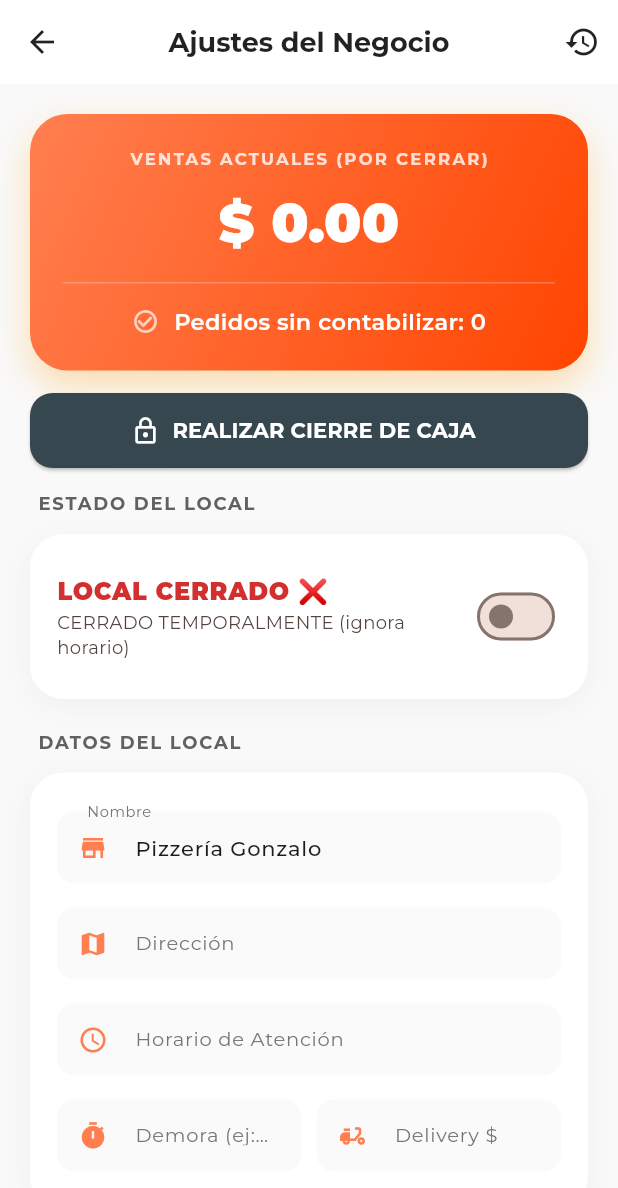
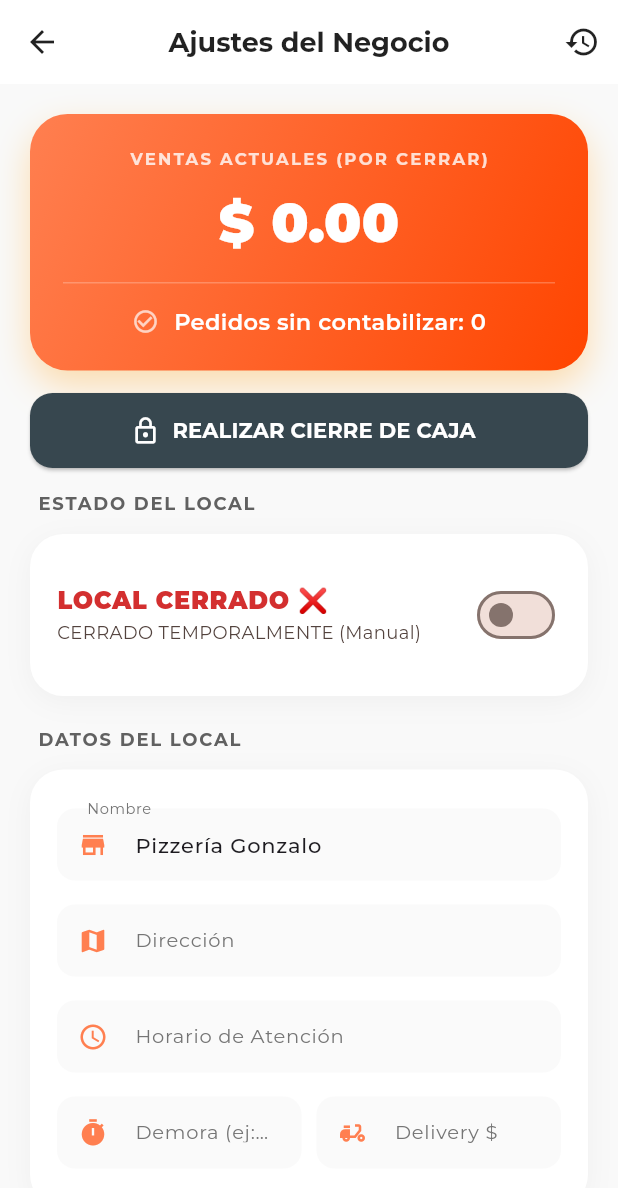
Before and after one commit to CARsoftAR/mi_pedido, a Flutter app: the ConfiguracionPage screen opened directly, after a tap on "LOCAL ABIERTO ✅", on a phone screen of 412 x 824 dp. Shown: the top 1188 px of the screen. Run offline on Flutter 3.47's test engine with Material 3 defaults, Android fonts, the phone set to English and light mode, and no system bars; our stand-ins replace cloud_firestore, firebase_core, google_fonts, image_picker; accounts and stored records are empty.

Commit message:
Corregida lógica de horario nocturno (cruce de medianoche) para estado del local

```diff
--- a/lib/configuracion_page.dart
+++ b/lib/configuracion_page.dart
@@ -71,6 +71,41 @@ class _ConfiguracionPageState extends State<ConfiguracionPage> {
       debugPrint("Error al cargar configuración: $e");
     } finally {
       setState(() => _isLoading = false);
+    }
+  }
+
+  bool _isStoreOpenNow() {
+    if (!_localAbiertoManual) return false;
+
+    try {
+      final String horarioRaw = _horarioController.text.trim().toLowerCase();
+      // Soporta formatos "20:00 a 02:00", "20:00 - 02:00", "20:00 02:00"
+      final parts = horarioRaw.split(RegExp(r'[\sa\-]+')).where((e) => e.isNotEmpty).toList();
+      if (parts.length < 2) return true; // Si el formato no es claro, dependemos del switch
+
+      final String startStr = parts[0].trim();
+      final String endStr = parts[parts.length - 1].trim();
+
+      // Parseamos horas y minutos manualmente para evitar dependencias de fecha
+      final startParts = startStr.split(':');
+      final endParts = endStr.split(':');
+
+      final double startVal = double.parse(startParts[0]) + (double.parse(startParts[1]) / 60.0);
+      final double endVal = double.parse(endParts[0]) + (double.parse(endParts[1]) / 60.0);
+
+      final now = DateTime.now();
+      final double nowVal = now.hour + (now.minute / 60.0);
+
+      if (endVal < startVal) {
+        // Horario cruzado (ej: 20:00 a 02:00)
+        return (nowVal >= startVal || nowVal < endVal);
+      } else {
+        // Horario normal (ej: 10:00 a 20:00)
+        return (nowVal >= startVal && nowVal < endVal);
+      }
+    } catch (e) {
+      debugPrint("Error parseando horario: $e");
+      return true; // Ante error, permitimos si el switch está ON
     }
   }
 
@@ -229,17 +264,19 @@ class _ConfiguracionPageState extends State<ConfiguracionPage> {
               SwitchListTile(
                 contentPadding: EdgeInsets.zero,
                 title: Text(
-                  _localAbiertoManual ? "LOCAL ABIERTO ✅" : "LOCAL CERRADO ❌",
+                  _isStoreOpenNow() ? "LOCAL ABIERTO ✅" : "LOCAL CERRADO ❌",
                   style: GoogleFonts.montserrat(
                     fontWeight: FontWeight.w900,
                     fontSize: 16,
-                    color: _localAbiertoManual ? Colors.green[700] : Colors.red[700],
+                    color: _isStoreOpenNow() ? Colors.green[700] : Colors.red[700],
                   ),
                 ),
                 subtitle: Text(
-                  _localAbiertoManual
-                    ? "El local sigue el horario programado"
-                    : "CERRADO TEMPORALMENTE (ignora horario)",
+                  !_localAbiertoManual
+                    ? "CERRADO TEMPORALMENTE (Manual)"
+                    : (_isStoreOpenNow()
+                        ? "El local está recibiendo pedidos"
+                        : "Fuera de horario comercial (${_horarioController.text})"),
                   style: GoogleFonts.montserrat(fontSize: 12),
                 ),
                 value: _localAbiertoManual,
```
